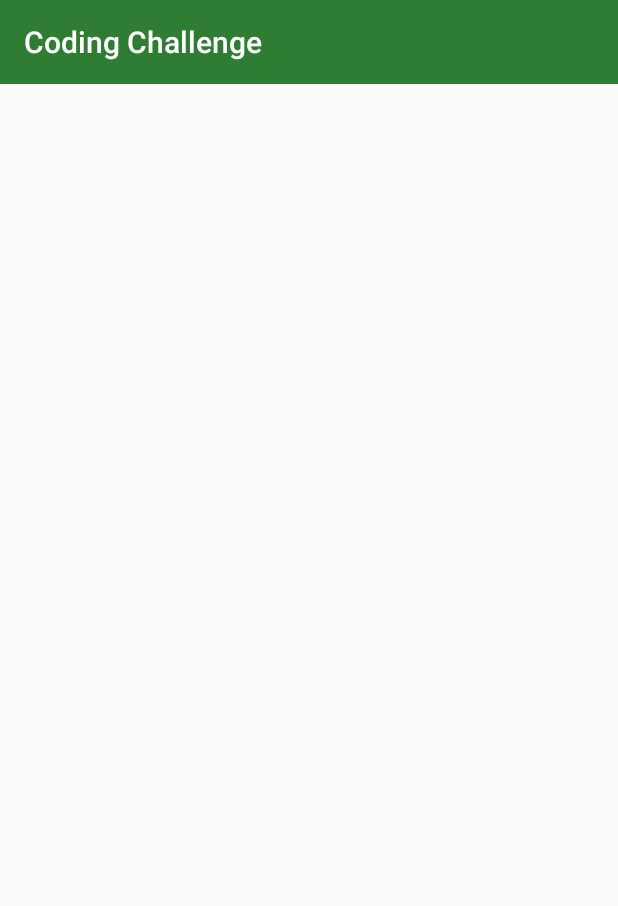
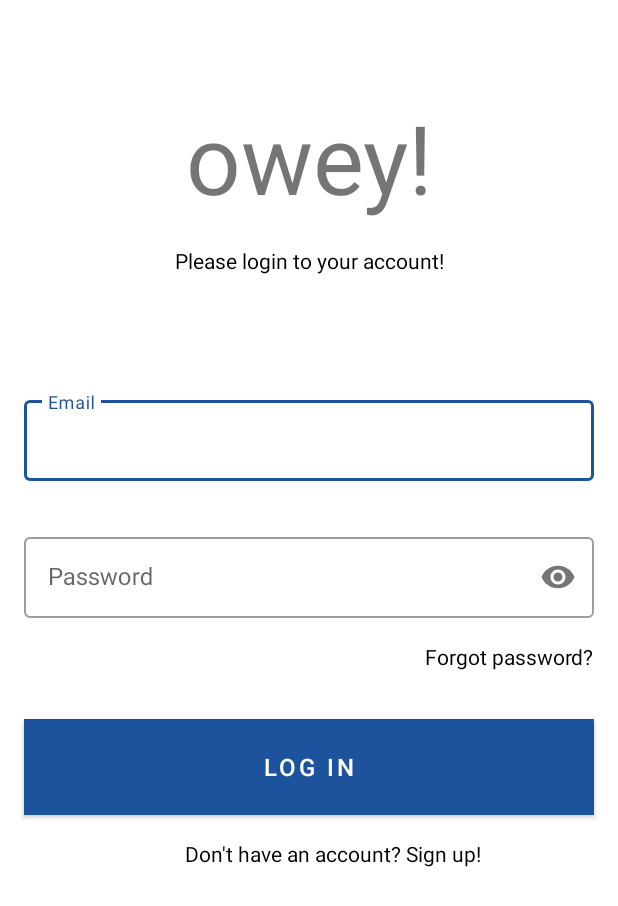
Before and after one commit to henrypra/owey-android, an Android app: the screen it shows after launch (MainActivity), on a phone screen of 412 x 824 dp. Shown: the top 906 px of the screen. Run offline under Robolectric (Android 15) with nearby library versions, the phone set to English and light mode, and no system bars.

Commit message:
Style login fragment and implement onclick listener

```diff
--- a/app/src/main/java/com/henrypra/owey/feature/login/LoginActionListener.kt
+++ b/app/src/main/java/com/henrypra/owey/feature/login/LoginActionListener.kt
@@ -1,3 +1,7 @@
 package com.henrypra.owey.feature.login
 
-interface LoginActionListener
+interface LoginActionListener {
+
+    fun onLoginClicked()
+
+}
--- a/app/src/main/java/com/henrypra/owey/feature/login/LoginContract.kt
+++ b/app/src/main/java/com/henrypra/owey/feature/login/LoginContract.kt
@@ -5,7 +5,9 @@ import com.henrypra.owey.architecture.BaseView
 
 interface LoginContract {
 
-    interface Presenter : BasePresenter
+    interface Presenter : BasePresenter{
+        fun onLoginClicked()
+    }
 
     interface View : BaseView<Presenter>
 
--- a/app/src/main/java/com/henrypra/owey/feature/login/LoginFragment.kt
+++ b/app/src/main/java/com/henrypra/owey/feature/login/LoginFragment.kt
@@ -6,9 +6,9 @@ import android.view.View
 import android.view.ViewGroup
 import com.henrypra.owey.R
 import com.henrypra.owey.architecture.BaseContractFragment
+import kotlinx.android.synthetic.main.fragment_login.*
 
-class LoginFragment : BaseContractFragment<LoginContract.Presenter>(), LoginContract.View {
-
+class LoginFragment : BaseContractFragment<LoginContract.Presenter>(), LoginContract.View, View.OnClickListener {
     override fun onCreateView(inflater: LayoutInflater, container: ViewGroup?, savedInstanceState: Bundle?): View? {
         super.onCreateView(inflater, container, savedInstanceState)
         return inflater.inflate(R.layout.fragment_login, container, false)
@@ -16,5 +16,18 @@ class LoginFragment : BaseContractFragment<LoginContract.Presenter>(), LoginCont
 
     override fun onViewCreated(view: View, savedInstanceState: Bundle?) {
         super.onViewCreated(view, savedInstanceState)
+        initOnClickListeners()
+    }
+
+    private fun initOnClickListeners() {
+        btn_login_save?.setOnClickListener(this)
+    }
+
+    override fun onClick(v: View?) {
+        when (v?.id) {
+            R.id.btn_login_save -> {
+                presenter?.onLoginClicked()
+            }
+        }
     }
 }
--- a/app/src/main/java/com/henrypra/owey/feature/login/LoginPresenter.kt
+++ b/app/src/main/java/com/henrypra/owey/feature/login/LoginPresenter.kt
@@ -5,5 +5,8 @@ import com.henrypra.owey.BaseActivity
 class LoginPresenter(val activity: BaseActivity,
                      val actionListener: LoginActionListener,
                      val view: LoginContract.View) : LoginContract.Presenter {
+    override fun onLoginClicked() {
+        actionListener.onLoginClicked()
+    }
 
 }
--- a/app/src/main/java/com/henrypra/owey/feature/main/MainActivity.kt
+++ b/app/src/main/java/com/henrypra/owey/feature/main/MainActivity.kt
@@ -13,7 +13,6 @@ class MainActivity : BaseActivity(),
         LoginActionListener {
 
     private val fragmentNavigation: FragmentNavigation by lazy { FragmentNavigation(R.id.main_fragment_container, this) }
-
     override fun onCreate(savedInstanceState: Bundle?) {
         super.onCreate(savedInstanceState)
         setContentView(R.layout.activity_main)
@@ -31,4 +30,8 @@ class MainActivity : BaseActivity(),
         mainFragment.presenter = MainPresenter(this, this, mainFragment)
         fragmentNavigation.replaceFragment(mainFragment)
     }
+
+    override fun onLoginClicked() {
+        loadMainFragment()
+    }
 }
--- a/app/src/main/java/com/henrypra/owey/feature/main/MainPresenter.kt
+++ b/app/src/main/java/com/henrypra/owey/feature/main/MainPresenter.kt
@@ -1,13 +1,10 @@
 package com.henrypra.owey.feature.main
 
 import com.henrypra.owey.BaseActivity
-import com.henrypra.owey.utility.ToolbarUtil
 
 class MainPresenter(val activity: BaseActivity,
                     val actionListener: MainActionListener,
                     val view: MainContract.View) : MainContract.Presenter {
-    init {
-        ToolbarUtil.createTitleOnlyParams(activity, "Home")
-    }
+
 
 }
--- /dev/null
+++ b/app/src/main/res/drawable/ic_lock.xml
@@ -0,0 +1,9 @@
+<vector xmlns:android="http://schemas.android.com/apk/res/android"
+        android:width="24dp"
+        android:height="24dp"
+        android:viewportWidth="24.0"
+        android:viewportHeight="24.0">
+    <path
+        android:fillColor="#FF000000"
+        android:pathData="M12,17c1.1,0 2,-0.9 2,-2s-0.9,-2 -2,-2 -2,0.9 -2,2 0.9,2 2,2zM18,8h-1L17,6c0,-2.76 -2.24,-5 -5,-5S7,3.24 7,6v2L6,8c-1.1,0 -2,0.9 -2,2v10c0,1.1 0.9,2 2,2h12c1.1,0 2,-0.9 2,-2L20,10c0,-1.1 -0.9,-2 -2,-2zM8.9,6c0,-1.71 1.39,-3.1 3.1,-3.1s3.1,1.39 3.1,3.1v2L8.9,8L8.9,6zM18,20L6,20L6,10h12v10z"/>
+</vector>
--- a/app/src/main/res/layout/activity_main.xml
+++ b/app/src/main/res/layout/activity_main.xml
@@ -4,7 +4,6 @@
     android:layout_height="match_parent"
     android:orientation="vertical">
 
-    <include layout="@layout/default_toolbar" />
 
     <FrameLayout
         android:id="@+id/main_fragment_container"
--- a/app/src/main/res/layout/default_toolbar.xml
+++ b/app/src/main/res/layout/default_toolbar.xml
@@ -6,7 +6,6 @@
     android:layout_height="wrap_content"
     android:background="@color/colorPrimary"
     app:subtitleTextColor="@color/colorAccent"
-    app:title="@string/app_name"
     app:titleTextColor="@color/colorAccent">
 
 </androidx.appcompat.widget.Toolbar>
--- /dev/null
+++ b/app/src/main/res/layout/fragment_login.xml
@@ -0,0 +1,98 @@
+<?xml version="1.0" encoding="utf-8"?>
+<LinearLayout xmlns:android="http://schemas.android.com/apk/res/android"
+    xmlns:app="http://schemas.android.com/apk/res-auto"
+    android:layout_width="match_parent"
+    android:layout_height="match_parent"
+    android:orientation="vertical"
+    android:weightSum="10">
+
+    <LinearLayout
+        android:layout_width="match_parent"
+        android:layout_height="0dp"
+        android:layout_weight="5"
+        android:gravity="center_vertical"
+        android:orientation="vertical">
+
+        <TextView
+            android:layout_width="match_parent"
+            android:layout_height="wrap_content"
+            android:gravity="center"
+            android:text="@string/app_name"
+            android:textSize="@dimen/textsize_title" />
+
+        <TextView
+            style="@style/TextStyle"
+            android:layout_width="match_parent"
+            android:layout_height="wrap_content"
+            android:layout_marginTop="@dimen/default_padding"
+            android:gravity="center_horizontal"
+            android:text="@string/app_login_hint" />
+    </LinearLayout>
+
+
+    <com.google.android.material.textfield.TextInputLayout
+        android:id="@+id/input_layout_login_email"
+        style="@style/TextInputLayoutStyle"
+        android:layout_width="match_parent"
+        android:layout_height="wrap_content"
+        android:layout_margin="@dimen/default_padding">
+
+        <com.google.android.material.textfield.TextInputEditText
+            android:id="@+id/edt_login_email"
+            style="@style/TextInputFieldStyle"
+            android:layout_width="match_parent"
+            android:layout_height="wrap_content"
+            android:hint="@string/app_login_email_hint"
+            android:inputType="textEmailAddress" />
+
+    </com.google.android.material.textfield.TextInputLayout>
+
+    <com.google.android.material.textfield.TextInputLayout
+        android:id="@+id/input_layout_login_password"
+        style="@style/TextInputLayoutStyle"
+        android:layout_width="match_parent"
+        android:layout_height="wrap_content"
+        android:layout_margin="@dimen/default_padding"
+        app:passwordToggleEnabled="true">
+
+        <com.google.android.material.textfield.TextInputEditText
+            android:id="@+id/edt_login_pw"
+            style="@style/TextInputFieldStyle"
+            android:layout_width="match_parent"
+            android:layout_height="wrap_content"
+            android:hint="@string/app_login_password_hint"
+            android:imeOptions="actionGo"
+            android:inputType="textPassword" />
+
+    </com.google.android.material.textfield.TextInputLayout>
+
+    <TextView
+        style="@style/TextStyle"
+        android:layout_width="wrap_content"
+        android:layout_height="wrap_content"
+        android:layout_gravity="end"
+        android:layout_marginEnd="@dimen/default_padding"
+        android:text="@string/app_login_forgot_password" />
+
+    <com.google.android.material.button.MaterialButton
+        android:id="@+id/btn_login_save"
+        style="@style/ButtonStyle"
+        android:layout_width="match_parent"
+        android:layout_height="wrap_content"
+        android:layout_marginStart="@dimen/default_padding"
+        android:layout_marginTop="@dimen/double_padding"
+        android:layout_marginEnd="@dimen/default_padding"
+        android:layout_marginBottom="@dimen/default_padding"
+        android:background="@color/blue"
+        android:minHeight="@dimen/material_button_height"
+        android:text="@string/app_login_button_log_in" />
+
+    <TextView
+        style="@style/TextStyle"
+        android:layout_width="wrap_content"
+        android:layout_height="wrap_content"
+        android:layout_gravity="center_horizontal"
+        android:layout_marginStart="@dimen/default_padding"
+        android:text="@string/app_login_sign_up_hint" />
+
+</LinearLayout>
--- a/app/src/main/res/values/colors.xml
+++ b/app/src/main/res/values/colors.xml
@@ -1,8 +1,11 @@
 <?xml version="1.0" encoding="utf-8"?>
 <resources>
-    <color name="colorPrimary">#2e7d32</color>
-    <color name="colorPrimaryDark">#005005</color>
-    <color name="colorAccent">#FFFFFF</color>
+    <color name="colorPrimary">#1C539C</color>
+    <color name="colorPrimaryDark">#1C539C</color>
+    <color name="colorAccent">#1C539C</color>
+
+
+    <color name="blue">#1C539C</color>
 
     <color name="main_menu_card_bg">#F8F9FA</color>
 
--- a/app/src/main/res/values/dimens.xml
+++ b/app/src/main/res/values/dimens.xml
@@ -18,4 +18,7 @@
     <dimen name="textsize_large">18sp</dimen>
     <dimen name="textsize_xlarge">22sp</dimen>
     <dimen name="textsize_xxlarge">24sp</dimen>
+    <dimen name="textsize_title">64sp</dimen>
+
+    <dimen name="material_button_height">64dp</dimen>
 </resources>
--- a/app/src/main/res/values/strings.xml
+++ b/app/src/main/res/values/strings.xml
@@ -1,4 +1,12 @@
 <resources>
-    <string name="app_name">Coding Challenge</string>
-    <string name="gist_list_author_created_by">created by</string>
+    <string name="app_name">owey!</string>
+
+    <!--Login Screen-->
+    <string name="app_login_hint">Please login to your account!"</string>
+    <string name="app_login_email_hint">Email</string>
+    <string name="app_login_password_hint">Password</string>
+    <string name="app_login_forgot_password">Forgot password?</string>
+    <string name="app_login_button_log_in">LOG IN</string>
+    <string name="app_login_sign_up_hint">Don\'t have an account? Sign up!</string>
+
 </resources>
--- a/app/src/main/res/values/styles.xml
+++ b/app/src/main/res/values/styles.xml
@@ -1,7 +1,7 @@
 <resources>
 
     <!-- Base application theme. -->
-    <style name="AppTheme" parent="Theme.AppCompat.Light.NoActionBar">
+    <style name="AppTheme" parent="Theme.MaterialComponents.Light.NoActionBar">
         <!-- Customize your theme here. -->
         <item name="colorPrimary">@color/colorPrimary</item>
         <item name="colorPrimaryDark">@color/colorPrimaryDark</item>
@@ -20,4 +20,21 @@
         <item name="android:textColor">@color/black</item>
     </style>
 
+    <style name="TextInputLayoutStyle" parent="Widget.MaterialComponents.TextInputLayout.OutlinedBox.Dense">
+        <item name="android:textSize">@dimen/textsize_medium_large</item>
+    </style>
+
+    <style name="TextInputFieldStyle" parent="Widget.MaterialComponents.TextInputLayout.OutlinedBox.Dense">
+        <item name="android:textSize">@dimen/textsize_medium_large</item>
+        <item name="android:paddingTop">@dimen/default_padding</item>
+        <item name="android:paddingBottom">@dimen/default_padding</item>
+    </style>
+
+    <style name="ButtonStyle" parent="Widget.MaterialComponents.Button">
+        <item name="android:textSize">@dimen/textsize_medium_large</item>
+        <item name="android:textColor">@android:color/white</item>
+        <item name="android:textAllCaps">true</item>
+        <item name="android:letterSpacing">0.125</item>
+    </style>
+
 </resources>
```
